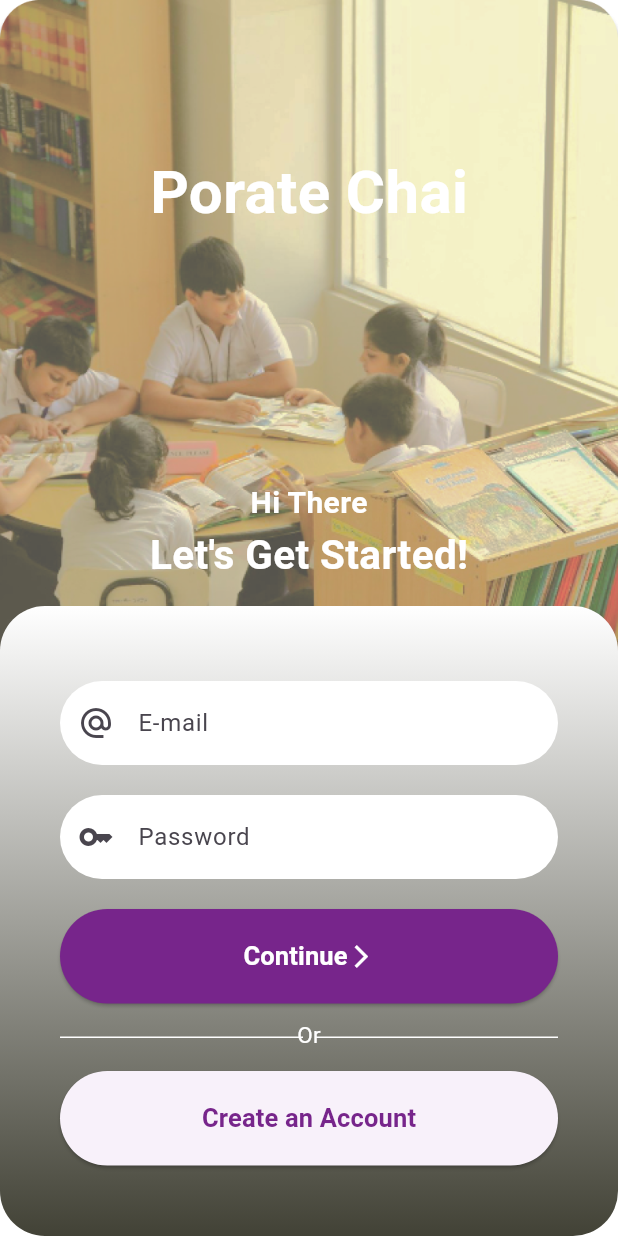
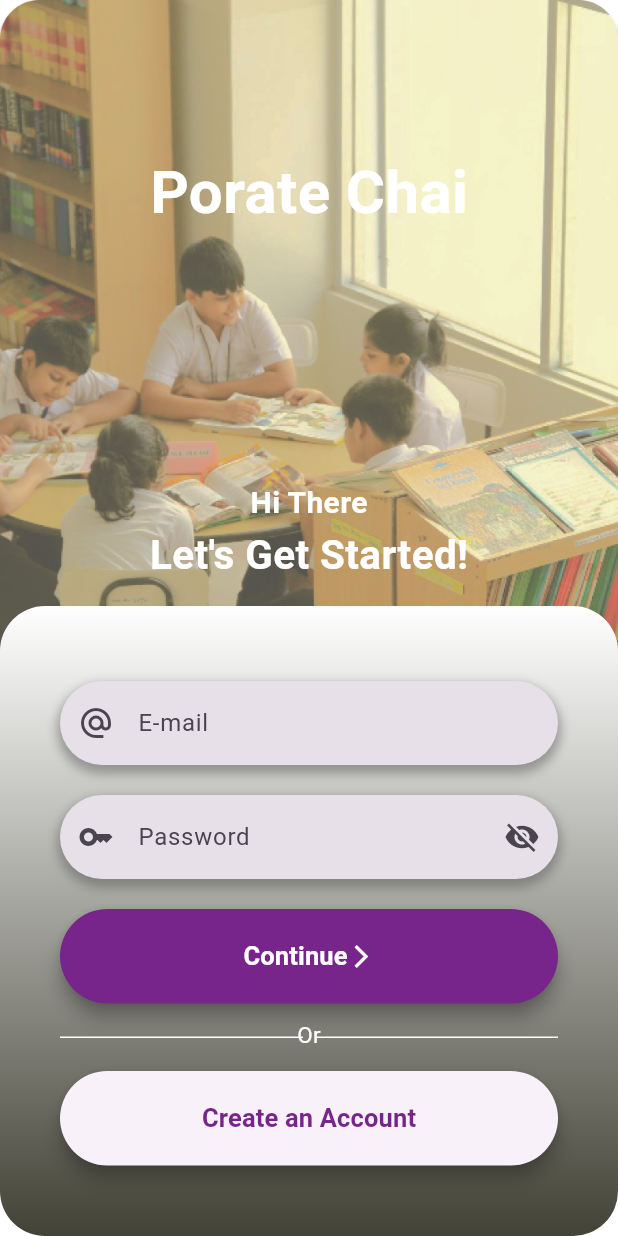
Before and after one commit to RudroMozumdar/PoraoApp, a Flutter app: the screen it shows after launch, on a phone screen of 412 x 824 dp. Run offline on Flutter 3.47's test engine with Material 2 defaults, Android fonts, the phone set to English and light mode, and no system bars; our stand-ins replace firebase_auth, firebase_core; accounts and stored records are empty.

Commit message:
Login Screen Refined
1. Drop Shadow Added
2. Custom Text Field Added
3. Password show hide feature addded

```diff
--- a/lib/auth/login.dart
+++ b/lib/auth/login.dart
@@ -1,5 +1,6 @@
 import 'package:flutter/material.dart';
 import 'package:firebase_auth/firebase_auth.dart';
+import 'package:porao_app/common/custom_textfield.dart';
 import 'auth.dart';
 
 class Login extends StatefulWidget {
@@ -12,6 +13,8 @@ class Login extends StatefulWidget {
 class _LoginState extends State<Login> {
   String? errorMessage = 'Hi';
   bool isLogin = true;
+  IconData passwordShowHideIcon = Icons.remove_red_eye;
+  bool passwordShowHide = false;
 
   final TextEditingController _controllerEmail = TextEditingController();
   final TextEditingController _controllerPassword = TextEditingController();
@@ -53,7 +56,7 @@ class _LoginState extends State<Login> {
       decoration: const BoxDecoration(
           image: DecorationImage(
               image: AssetImage(
-                  'assets/backgrounds/login_page_background_image.png'),
+                  'assets/images/backgrounds/login_page_background_image.png'),
               fit: BoxFit.fitWidth,
               alignment: Alignment.topCenter)),
       child: Scaffold(
@@ -126,46 +129,41 @@ class _LoginState extends State<Login> {
                     const SizedBox(height: 50),
 
                     // Email Field ---------------------------------------------
-                    TextField(
+                    CustomTextField(
+                      hintText: "E-mail",
+                      prefixIcon: const Icon(Icons.alternate_email),
+                      borderRadius: 40,
                       controller: _controllerEmail,
-                      keyboardType: TextInputType.emailAddress,
-                      decoration: const InputDecoration(
-                        prefixIcon: Icon(Icons.alternate_email),
-                        border: OutlineInputBorder(
-                          borderSide: BorderSide.none,
-                          borderRadius: BorderRadius.all(
-                            Radius.circular(40),
-                          ),
-                        ),
-                        hintText: "E-mail",
-                        filled: true,
-                        fillColor: Colors.white,
-                      ),
+                      textInpputType: TextInputType.emailAddress,
                     ),
                     const SizedBox(height: 20),
 
                     // Password Field ------------------------------------------
-                    TextField(
+                    CustomTextField(
+                      hintText: "Password",
+                      prefixIcon: const Icon(Icons.key),
+                      sufffixIcon: IconButton(
+                        onPressed: () {
+                          setState(() {
+                            passwordShowHide = !passwordShowHide;
+                          });
+                        },
+                        icon: Icon(passwordShowHide
+                            ? Icons.visibility
+                            : Icons.visibility_off),
+                      ),
+                      borderRadius: 40,
                       controller: _controllerPassword,
-                      keyboardType: TextInputType.emailAddress,
-                      decoration: const InputDecoration(
-                        prefixIcon: Icon(Icons.key),
-                        border: OutlineInputBorder(
-                          borderSide: BorderSide.none,
-                          borderRadius: BorderRadius.all(
-                            Radius.circular(40),
-                          ),
-                        ),
-                        hintText: "Password",
-                        filled: true,
-                        fillColor: Colors.white,
-                      ),
+                      textInpputType: TextInputType.visiblePassword,
+                      showHideText: !passwordShowHide,
                     ),
                     const SizedBox(height: 20),
 
                     // Login button---------------------------------------------
                     ElevatedButton(
                       style: ElevatedButton.styleFrom(
+                        elevation: 5,
+                        shadowColor: const Color.fromARGB(255, 78, 78, 78),
                         backgroundColor: const Color(0xFF77258B),
                         minimumSize: const Size(double.infinity, 63),
                         shape: RoundedRectangleBorder(
@@ -220,6 +218,8 @@ class _LoginState extends State<Login> {
                     // Signup/ Create An account button ------------------------
                     ElevatedButton(
                       style: ElevatedButton.styleFrom(
+                        elevation: 5,
+                        shadowColor: const Color.fromARGB(255, 61, 61, 61),
                         minimumSize: const Size(double.infinity, 63),
                         shape: RoundedRectangleBorder(
                           borderRadius: BorderRadius.circular(40),
--- /dev/null
+++ b/lib/common/custom_textfield.dart
@@ -0,0 +1,59 @@
+import 'all_import.dart';
+
+// ignore: must_be_immutable
+class CustomTextField extends StatelessWidget {
+  String hintText;
+  Icon prefixIcon;
+  IconButton? sufffixIcon;
+  double borderRadius;
+  TextEditingController controller;
+  TextInputType? textInpputType;
+  Color? color;
+  bool showHideText;
+  CustomTextField({
+    super.key,
+    required this.hintText,
+    required this.prefixIcon,
+    required this.borderRadius,
+    required this.controller,
+    this.textInpputType,
+    this.color,
+    this.sufffixIcon,
+    this.showHideText = false,
+  });
+
+  @override
+  Widget build(BuildContext context) {
+    return Container(
+      decoration: BoxDecoration(
+        boxShadow: [
+          BoxShadow(
+            color: const Color.fromARGB(255, 90, 90, 90).withOpacity(0.5),
+            spreadRadius: 2,
+            blurRadius: 5,
+            offset: const Offset(0, 4),
+          ),
+        ],
+        borderRadius: BorderRadius.circular(borderRadius),
+      ),
+      child: TextField(
+        controller: controller,
+        keyboardType: textInpputType,
+        decoration: InputDecoration(
+          prefixIcon: prefixIcon,
+          suffixIcon: sufffixIcon,
+          border: OutlineInputBorder(
+            borderSide: BorderSide.none,
+            borderRadius: BorderRadius.all(
+              Radius.circular(borderRadius),
+            ),
+          ),
+          hintText: hintText,
+          filled: true,
+          fillColor: color,
+        ),
+        obscureText: showHideText,
+      ),
+    );
+  }
+}
--- a/pubspec.yaml
+++ b/pubspec.yaml
@@ -26,7 +26,7 @@ flutter:
   uses-material-design: true
 
   assets:
-    - assets/backgrounds/
+    - assets/images/backgrounds/
 
   # To add custom fonts to your application, add a fonts section here,
   # in this "flutter" section. Each entry in this list should have a
```
Also changed, not shown: assets/images/backgrounds/login_page_background_image.png (renamed from assets/backgrounds/login_page_background_image.png), lib/common/theams.dart (added).
